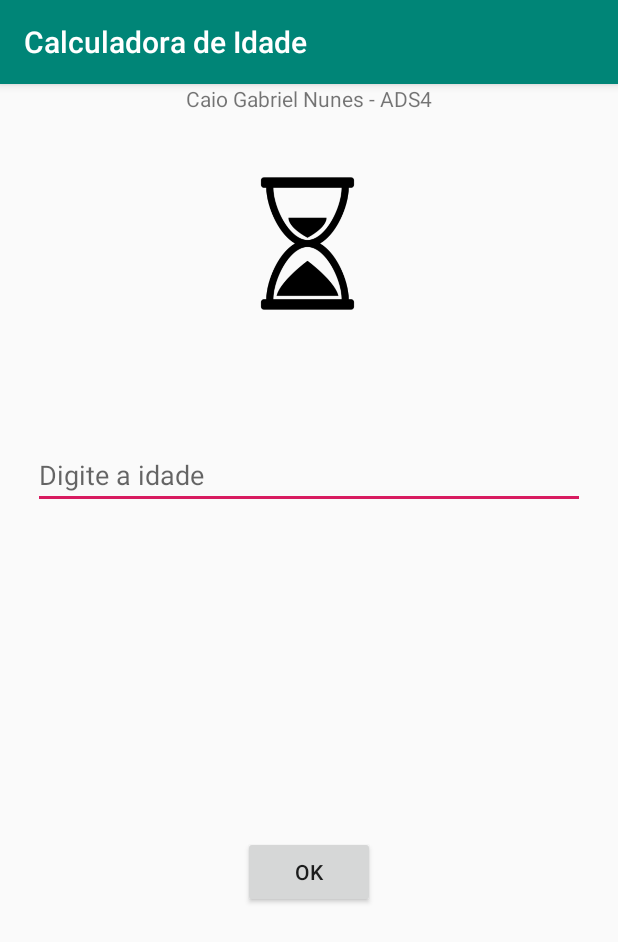
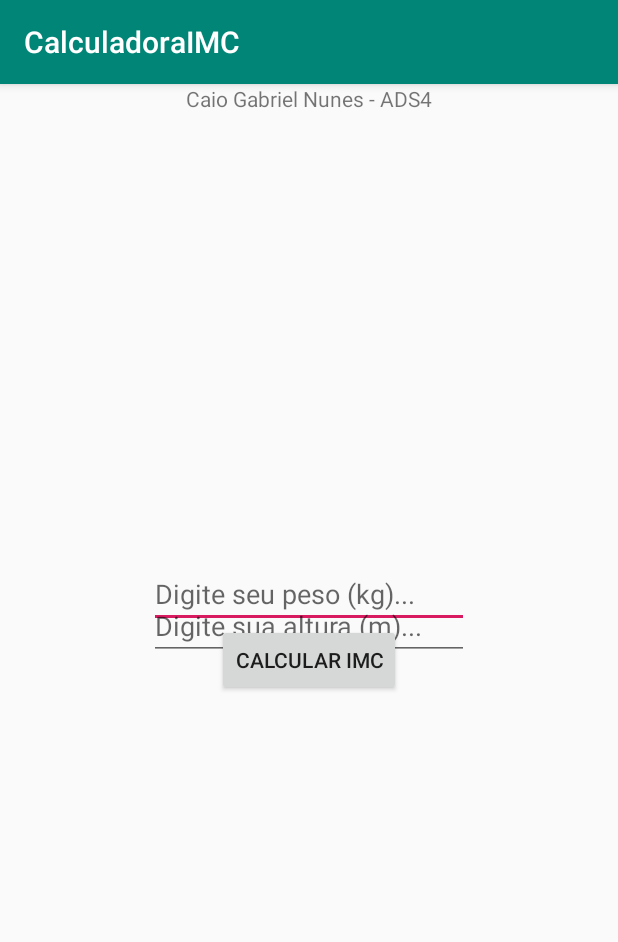
Before and after one commit to CaioGabriel1000/Estudos-Android, an Android app: the screen it shows after launch (MainActivity), on a phone screen of 412 x 824 dp. Shown: the top 942 px of the screen. Run offline under Robolectric (Android 15) with nearby library versions, the phone set to English and light mode, and no system bars.

Commit message:
Calculadora IMC
Calcula IMC e exibe mensagem com o diagnóstico.

```diff
--- a/app/build.gradle
+++ b/app/build.gradle
@@ -3,7 +3,7 @@ apply plugin: 'com.android.application'
 android {
     compileSdkVersion 28
     defaultConfig {
-        applicationId "com.caio.caiogabrielnunesappcalculadoraidade"
+        applicationId "com.caiogabrielnunes.calculadoraimc"
         minSdkVersion 23
         targetSdkVersion 28
         versionCode 1
@@ -21,7 +21,7 @@ android {
 dependencies {
     implementation fileTree(dir: 'libs', include: ['*.jar'])
     implementation 'com.android.support:appcompat-v7:28.0.0-rc02'
-    implementation 'com.android.support.constraint:constraint-layout:1.1.2'
+    implementation 'com.android.support.constraint:constraint-layout:1.1.3'
     testImplementation 'junit:junit:4.12'
     androidTestImplementation 'com.android.support.test:runner:1.0.2'
     androidTestImplementation 'com.android.support.test.espresso:espresso-core:3.0.2'
--- a/app/src/main/AndroidManifest.xml
+++ b/app/src/main/AndroidManifest.xml
@@ -1,6 +1,6 @@
 <?xml version="1.0" encoding="utf-8"?>
 <manifest xmlns:android="http://schemas.android.com/apk/res/android"
-    package="com.caio.caiogabrielnunesappcalculadoraidade">
+    package="com.caiogabrielnunes.calculadoraimc">
 
     <application
         android:allowBackup="true"
--- a/app/src/main/res/layout/activity_main.xml
+++ b/app/src/main/res/layout/activity_main.xml
@@ -4,51 +4,56 @@
     xmlns:tools="http://schemas.android.com/tools"
     android:layout_width="match_parent"
     android:layout_height="match_parent"
-    tools:context=".MainActivity">
-
-    <ImageView
-        android:id="@+id/imageView"
-        android:layout_width="90dp"
-        android:layout_height="90dp"
-        app:layout_constraintBottom_toBottomOf="parent"
-        app:layout_constraintEnd_toEndOf="parent"
-        app:layout_constraintHorizontal_bias="0.496"
-        app:layout_constraintStart_toStartOf="parent"
-        app:layout_constraintTop_toTopOf="parent"
-        app:layout_constraintVertical_bias="0.09"
-        app:srcCompat="@drawable/aguardando" />
+    tools:context=".MainActivity"
+    tools:layout_editor_absoluteY="81dp">
 
     <TextView
         android:id="@+id/textView"
         android:layout_width="wrap_content"
-        android:layout_height="wrap_content"
+        android:layout_height="0dp"
+        android:layout_marginBottom="40dp"
         android:text="Caio Gabriel Nunes - ADS4"
-        app:layout_constraintBottom_toBottomOf="parent"
-        app:layout_constraintLeft_toLeftOf="parent"
-        app:layout_constraintRight_toRightOf="parent"
-        app:layout_constraintTop_toTopOf="parent"
-        app:layout_constraintVertical_bias="0.0" />
+        app:layout_constraintBottom_toTopOf="@+id/editText1"
+        app:layout_constraintEnd_toEndOf="parent"
+        app:layout_constraintHorizontal_bias="0.5"
+        app:layout_constraintStart_toStartOf="parent"
+        app:layout_constraintTop_toTopOf="parent" />
 
     <EditText
-        android:id="@+id/editText"
-        android:layout_width="368dp"
+        android:id="@+id/editText1"
+        android:layout_width="wrap_content"
         android:layout_height="wrap_content"
+        android:layout_marginBottom="405dp"
         android:ems="10"
-        android:hint="Digite a idade"
-        android:inputType="textPersonName"
-        app:layout_constraintBottom_toTopOf="@+id/button"
+        android:hint="@string/lblPeso"
+        android:inputType="numberDecimal"
+        app:layout_constraintBottom_toBottomOf="parent"
         app:layout_constraintEnd_toEndOf="parent"
+        app:layout_constraintHorizontal_bias="0.5"
         app:layout_constraintStart_toStartOf="parent"
         app:layout_constraintTop_toBottomOf="@+id/textView" />
 
-    <Button
-        android:id="@+id/button"
+    <EditText
+        android:id="@+id/editText2"
         android:layout_width="wrap_content"
         android:layout_height="wrap_content"
-        android:text="OK"
+        android:ems="10"
+        android:hint="@string/lblAltura"
+        android:inputType="numberDecimal"
+        app:layout_constraintBottom_toTopOf="@+id/btnOk"
+        app:layout_constraintEnd_toEndOf="parent"
+        app:layout_constraintHorizontal_bias="0.5"
+        app:layout_constraintStart_toStartOf="parent"
+        app:layout_constraintTop_toBottomOf="@+id/editText1" />
+
+    <Button
+        android:id="@+id/btnOk"
+        android:layout_width="wrap_content"
+        android:layout_height="wrap_content"
+        android:text="@string/btnOk"
         app:layout_constraintBottom_toBottomOf="parent"
         app:layout_constraintEnd_toEndOf="parent"
+        app:layout_constraintHorizontal_bias="0.5"
         app:layout_constraintStart_toStartOf="parent"
-        app:layout_constraintTop_toBottomOf="@+id/editText" />
-
+        app:layout_constraintTop_toTopOf="parent" />
 </android.support.constraint.ConstraintLayout>
--- a/app/src/main/res/values/strings.xml
+++ b/app/src/main/res/values/strings.xml
@@ -1,3 +1,14 @@
 <resources>
-    <string name="app_name">Calculadora de Idade</string>
+    <string name="app_name">CalculadoraIMC</string>
+    <string name="lblPeso">Digite seu peso (kg)...</string>
+    <string name="lblAltura">Digite sua altura (m)...</string>
+    <string name="btnOk">Calcular IMC</string>
+    <string name="msgErro">Valores inválidos!</string>
+    <string name="msgImcMuitoAbaixoPeso">Muito abaixo do peso!</string>
+    <string name="msgImcAbaixoPeso">Abaixo do peso!</string>
+    <string name="msgImcPesoNormal">Peso normal!</string>
+    <string name="msgImcAcimaPeso">Acima do peso!</string>
+    <string name="msgImcObesidade1">Obesidade 1!</string>
+    <string name="msgImcObesidade2">Obesidade 2 (severa)!</string>
+    <string name="msgImcObesidade3">Obesidade 3 (mórbida)!</string>
 </resources>
```
Also changed, not shown: app/src/main/java/com/caio/caiogabrielnunesappcalculadoraidade/MainActivity.java (deleted, +0 -99 lines), app/src/main/java/com/caiogabrielnunes/calculadoraimc/MainActivity.java (added, +120 -0 lines), app/src/main/res/drawable/adolescente.png (deleted), app/src/main/res/drawable/adulto.png (deleted), app/src/main/res/drawable/aguardando.png (deleted), app/src/main/res/drawable/crianca.png (deleted), app/src/main/res/drawable/idoso.jpg (deleted), 4 other files.
